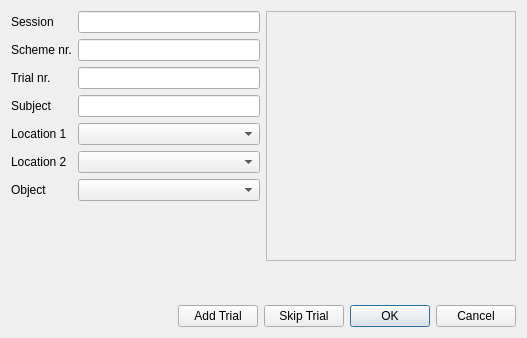
This is scorer_gui/trial_dialog_ui.ui in NeuroNetMem/score as Qt 5 draws it before an edit. The edited form follows.
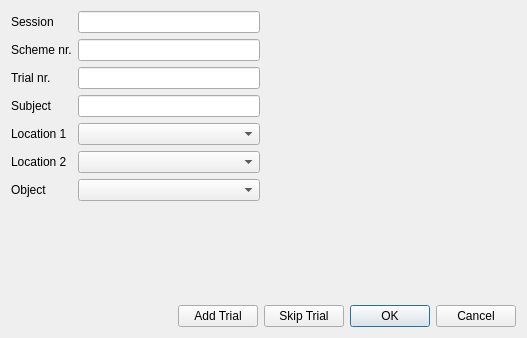
This is the edited form.

Commit message: running version, crashes on second trial

```diff
--- a/scorer_gui/trial_dialog_ui.ui
+++ b/scorer_gui/trial_dialog_ui.ui
@@ -91,18 +91,15 @@
       </layout>
      </item>
      <item>
-      <widget class="QFrame" name="objectFrame">
+      <widget class="QLabel" name="objectLabel">
        <property name="minimumSize">
         <size>
          <width>250</width>
          <height>250</height>
         </size>
        </property>
-       <property name="frameShape">
-        <enum>QFrame::StyledPanel</enum>
-       </property>
-       <property name="frameShadow">
-        <enum>QFrame::Raised</enum>
+       <property name="text">
+        <string/>
        </property>
       </widget>
      </item>
```
Left out of the diff: 20 changed lines with no effect on the pictures. The commit also changes 6 other files.
